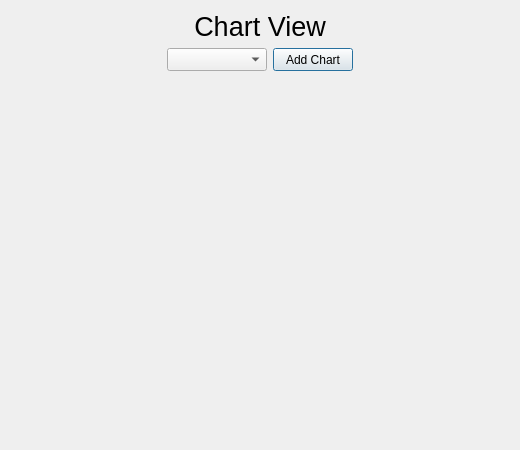
The window that src/gui-helpers/gui-chart-view.ui (Donn13Darko/uC_Interfacer) describes before a commit, drawn with Qt 5.
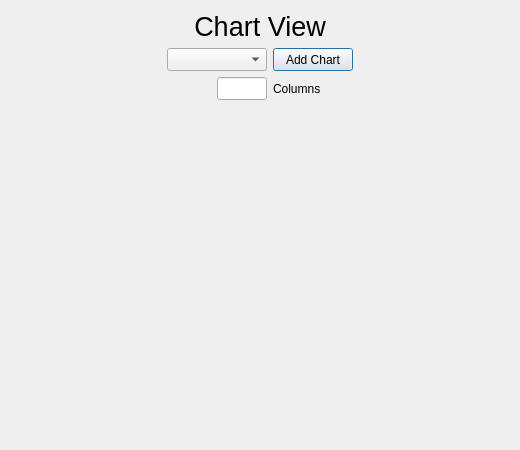
The same window after the commit.

Commit message: Need to add chart type creation and work on vertical spacing on chart view

Diff of the .ui file:
```diff
--- a/src/gui-helpers/gui-chart-view.ui
+++ b/src/gui-helpers/gui-chart-view.ui
@@ -114,6 +114,53 @@
          </property>
         </widget>
        </item>
+       <item row="1" column="0" alignment="Qt::AlignRight">
+        <widget class="QLineEdit" name="NumColumns_LineEdit">
+         <property name="sizePolicy">
+          <sizepolicy hsizetype="Fixed" vsizetype="Fixed">
+           <horstretch>0</horstretch>
+           <verstretch>0</verstretch>
+          </sizepolicy>
+         </property>
+         <property name="minimumSize">
+          <size>
+           <width>25</width>
+           <height>23</height>
+          </size>
+         </property>
+         <property name="maximumSize">
+          <size>
+           <width>50</width>
+           <height>23</height>
+          </size>
+         </property>
+         <property name="alignment">
+          <set>Qt::AlignRight|Qt::AlignTrailing|Qt::AlignVCenter</set>
+         </property>
+        </widget>
+       </item>
+       <item row="1" column="1">
+        <widget class="QLabel" name="NumColumns_Label">
+         <property name="sizePolicy">
+          <sizepolicy hsizetype="Fixed" vsizetype="Fixed">
+           <horstretch>0</horstretch>
+           <verstretch>0</verstretch>
+          </sizepolicy>
+         </property>
+         <property name="minimumSize">
+          <size>
+           <width>75</width>
+           <height>23</height>
+          </size>
+         </property>
+         <property name="text">
+          <string>Columns</string>
+         </property>
+         <property name="alignment">
+          <set>Qt::AlignLeading|Qt::AlignLeft|Qt::AlignVCenter</set>
+         </property>
+        </widget>
+       </item>
       </layout>
      </item>
      <item>
@@ -152,7 +199,7 @@
      <property name="sizeHint" stdset="0">
       <size>
        <width>20</width>
-       <height>0</height>
+       <height>40</height>
       </size>
      </property>
     </spacer>
```
The commit also changes 4 other files.
